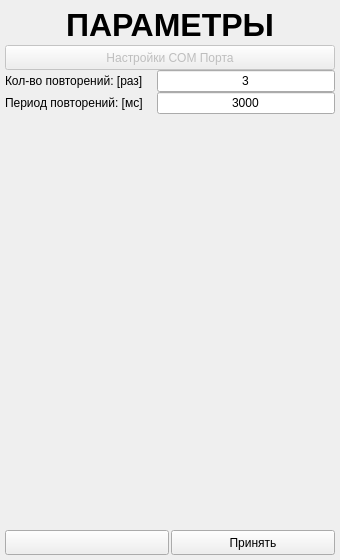
First picture: the form in ANDROID_FORMS/settings_form.ui, repository DavidSiegman/PLC_RF_Configurator, before the edit.
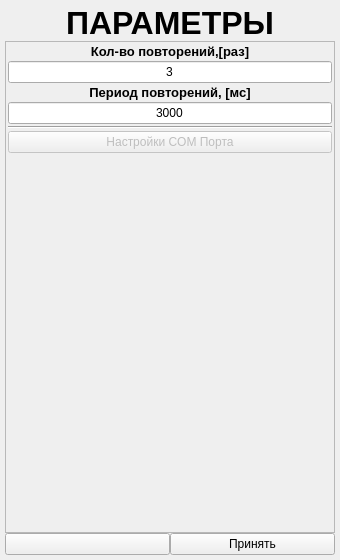
Second picture: the form after the edit. Icons and pictures are not drawn.

```diff
--- a/ANDROID_FORMS/settings_form.ui
+++ b/ANDROID_FORMS/settings_form.ui
@@ -13,7 +13,7 @@
   <property name="windowTitle">
    <string>Form</string>
   </property>
-  <layout class="QVBoxLayout" name="verticalLayout">
+  <layout class="QVBoxLayout" name="verticalLayout_2">
    <property name="spacing">
     <number>0</number>
    </property>
@@ -30,11 +30,17 @@
     <number>5</number>
    </property>
    <item>
-    <widget class="QLabel" name="label">
+    <widget class="QLabel" name="label_1">
+     <property name="sizePolicy">
+      <sizepolicy hsizetype="Expanding" vsizetype="Minimum">
+       <horstretch>0</horstretch>
+       <verstretch>0</verstretch>
+      </sizepolicy>
+     </property>
      <property name="minimumSize">
       <size>
        <width>0</width>
-       <height>40</height>
+       <height>0</height>
       </size>
      </property>
      <property name="font">
@@ -54,52 +60,65 @@
     </widget>
    </item>
    <item>
-    <widget class="QPushButton" name="btnCOMSettings">
-     <property name="enabled">
-      <bool>false</bool>
+    <widget class="QScrollArea" name="scrollArea">
+     <property name="horizontalScrollBarPolicy">
+      <enum>Qt::ScrollBarAlwaysOff</enum>
      </property>
-     <property name="minimumSize">
-      <size>
-       <width>0</width>
-       <height>25</height>
-      </size>
+     <property name="widgetResizable">
+      <bool>true</bool>
      </property>
-     <property name="font">
-      <font>
-       <family>Microsoft YaHei UI</family>
-      </font>
-     </property>
-     <property name="text">
-      <string>Настройки COM Порта</string>
-     </property>
-    </widget>
-   </item>
-   <item>
-    <layout class="QHBoxLayout" name="horizontalLayout">
+     <widget class="QWidget" name="scrollAreaWidgetContents">
+      <property name="geometry">
+       <rect>
+        <x>0</x>
+        <y>0</y>
+        <width>328</width>
+        <height>466</height>
+       </rect>
+      </property>
+      <layout class="QVBoxLayout" name="verticalLayout">
      <property name="spacing">
       <number>2</number>
      </property>
+       <property name="leftMargin">
+        <number>2</number>
+       </property>
+       <property name="topMargin">
+        <number>2</number>
+       </property>
+       <property name="rightMargin">
+        <number>2</number>
+       </property>
+       <property name="bottomMargin">
+        <number>2</number>
+       </property>
      <item>
       <widget class="QLabel" name="label_2">
        <property name="sizePolicy">
-        <sizepolicy hsizetype="Minimum" vsizetype="Minimum">
+          <sizepolicy hsizetype="Expanding" vsizetype="Minimum">
          <horstretch>0</horstretch>
          <verstretch>0</verstretch>
         </sizepolicy>
        </property>
        <property name="minimumSize">
         <size>
-         <width>150</width>
-         <height>20</height>
+           <width>0</width>
+           <height>0</height>
         </size>
        </property>
        <property name="font">
         <font>
          <family>Microsoft YaHei UI</family>
+           <pointsize>10</pointsize>
+           <weight>75</weight>
+           <bold>true</bold>
         </font>
        </property>
        <property name="text">
-        <string>Кол-во повторений: [раз]</string>
+          <string>Кол-во повторений,[раз]</string>
+         </property>
+         <property name="alignment">
+          <set>Qt::AlignCenter</set>
        </property>
       </widget>
      </item>
@@ -114,7 +133,7 @@
        <property name="minimumSize">
         <size>
          <width>0</width>
-         <height>20</height>
+           <height>0</height>
         </size>
        </property>
        <property name="font">
@@ -130,32 +149,39 @@
        </property>
       </widget>
      </item>
-    </layout>
-   </item>
-   <item>
-    <layout class="QHBoxLayout" name="horizontalLayout_2">
-     <property name="spacing">
-      <number>2</number>
-     </property>
      <item>
       <widget class="QLabel" name="label_3">
+         <property name="sizePolicy">
+          <sizepolicy hsizetype="Expanding" vsizetype="Minimum">
+           <horstretch>0</horstretch>
+           <verstretch>0</verstretch>
+          </sizepolicy>
+         </property>
        <property name="minimumSize">
         <size>
-         <width>150</width>
-         <height>20</height>
+           <width>0</width>
+           <height>0</height>
         </size>
        </property>
        <property name="font">
         <font>
          <family>Microsoft YaHei UI</family>
+           <pointsize>10</pointsize>
+           <weight>75</weight>
+           <bold>true</bold>
         </font>
        </property>
        <property name="text">
-        <string>Период повторений: [мс]</string>
+          <string>Период повторений, [мс]</string>
+         </property>
+         <property name="alignment">
+          <set>Qt::AlignCenter</set>
        </property>
       </widget>
      </item>
      <item>
+        <layout class="QGridLayout" name="gridLayout">
+         <item row="1" column="1">
       <widget class="QLineEdit" name="Periode">
        <property name="sizePolicy">
         <sizepolicy hsizetype="Expanding" vsizetype="Minimum">
@@ -166,7 +192,7 @@
        <property name="minimumSize">
         <size>
          <width>0</width>
-         <height>20</height>
+             <height>0</height>
         </size>
        </property>
        <property name="font">
@@ -184,6 +210,40 @@
      </item>
     </layout>
    </item>
+       <item>
+        <widget class="Line" name="line">
+         <property name="orientation">
+          <enum>Qt::Horizontal</enum>
+         </property>
+        </widget>
+       </item>
+       <item>
+        <widget class="QPushButton" name="btnCOMSettings">
+         <property name="enabled">
+          <bool>false</bool>
+         </property>
+         <property name="sizePolicy">
+          <sizepolicy hsizetype="Expanding" vsizetype="Minimum">
+           <horstretch>0</horstretch>
+           <verstretch>0</verstretch>
+          </sizepolicy>
+         </property>
+         <property name="minimumSize">
+          <size>
+           <width>0</width>
+           <height>0</height>
+          </size>
+         </property>
+         <property name="font">
+          <font>
+           <family>Microsoft YaHei UI</family>
+          </font>
+         </property>
+         <property name="text">
+          <string>Настройки COM Порта</string>
+         </property>
+        </widget>
+       </item>
    <item>
     <spacer name="verticalSpacer">
      <property name="orientation">
@@ -197,15 +257,19 @@
      </property>
     </spacer>
    </item>
+      </layout>
+     </widget>
+    </widget>
+   </item>
    <item>
     <layout class="QHBoxLayout" name="horizontalLayout_3">
      <property name="spacing">
-      <number>2</number>
+      <number>0</number>
      </property>
      <item>
       <widget class="QPushButton" name="Cancel">
        <property name="sizePolicy">
-        <sizepolicy hsizetype="Minimum" vsizetype="Minimum">
+        <sizepolicy hsizetype="Expanding" vsizetype="Minimum">
          <horstretch>0</horstretch>
          <verstretch>0</verstretch>
         </sizepolicy>
@@ -213,7 +277,7 @@
        <property name="minimumSize">
         <size>
          <width>0</width>
-         <height>25</height>
+         <height>0</height>
         </size>
        </property>
        <property name="text">
@@ -234,7 +298,7 @@
      <item>
       <widget class="QPushButton" name="Apply">
        <property name="sizePolicy">
-        <sizepolicy hsizetype="Minimum" vsizetype="Minimum">
+        <sizepolicy hsizetype="Expanding" vsizetype="Minimum">
          <horstretch>0</horstretch>
          <verstretch>0</verstretch>
         </sizepolicy>
@@ -242,7 +306,7 @@
        <property name="minimumSize">
         <size>
          <width>0</width>
-         <height>25</height>
+         <height>0</height>
         </size>
        </property>
        <property name="font">
```
Left out of the diff: 2 changed lines with no effect on the pictures. Lines whose indentation alone changed are shown as unchanged.
